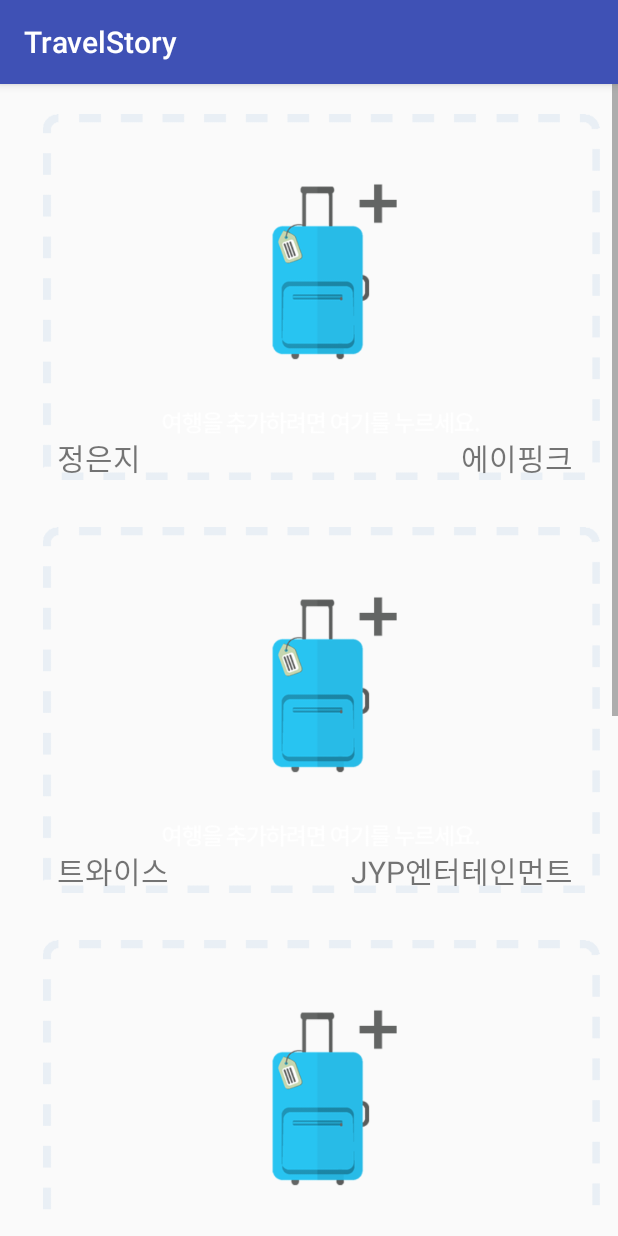
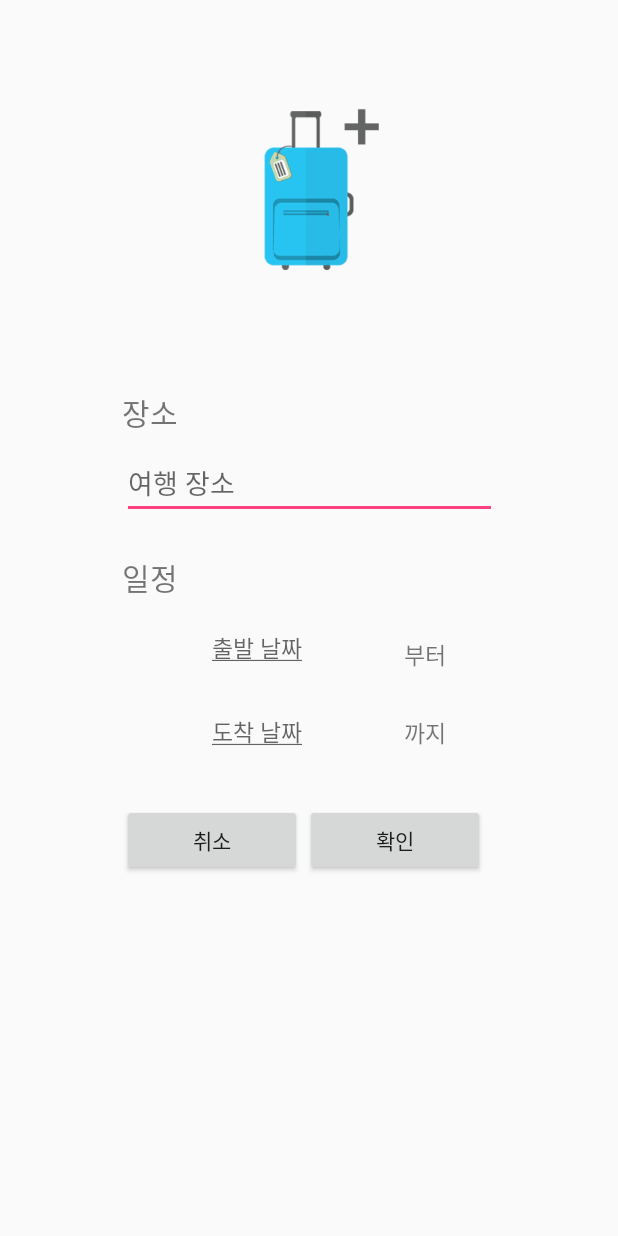
Before and after one commit to Sophia2730/TravelStory, an Android app: the screen it shows after launch (MainActivity before the commit, MainTravelAdd after it), after a tap on "LOGIN", on a phone screen of 412 x 824 dp. Run offline under Robolectric (Android 15) with nearby library versions, the phone set to English and light mode, and no system bars.

Commit message:
여행 상세정보 추가 화면 구현

```diff
--- a/app/build.gradle
+++ b/app/build.gradle
@@ -26,5 +26,6 @@ dependencies {
     })
     compile 'com.android.support:appcompat-v7:25.2.0'
     compile 'com.android.support.constraint:constraint-layout:1.0.2'
+    compile 'com.android.support:design:25.2.0'
     testCompile 'junit:junit:4.12'
 }
--- a/app/src/main/java/com/example/sophia/travelstory/LoginActivity.java
+++ b/app/src/main/java/com/example/sophia/travelstory/LoginActivity.java
@@ -18,7 +18,6 @@ public class LoginActivity extends AppCompatActivity implements View.OnClickList
 
         btn_register.setOnClickListener(this);
         btn_login.setOnClickListener(this);
-
     }
 
     @Override
@@ -30,10 +29,12 @@ public class LoginActivity extends AppCompatActivity implements View.OnClickList
                 startActivity(intent);
                 break;
             case R.id.btn_login:
-                intent = new Intent(LoginActivity.this, MainActivity.class);
+                intent = new Intent(LoginActivity.this, MainTravelAdd.class);
                 startActivity(intent);
                 break;
         }
 
     }
+
+
 }
--- a/app/src/main/java/com/example/sophia/travelstory/MainActivity.java
+++ b/app/src/main/java/com/example/sophia/travelstory/MainActivity.java
@@ -9,18 +9,18 @@ import android.view.ViewGroup;
 import android.widget.AdapterView;
 import android.widget.BaseAdapter;
 import android.widget.ListView;
-import android.widget.TextView;
 import android.widget.Toast;
 
 import java.util.ArrayList;
 
 public class MainActivity extends AppCompatActivity {
     ListView listView;
-        TextView itemView;
     MyAdapter adapter;
+
 
     //가수 앨범을 담을 리스트(SingerItem 객체를 담아둘 ArrayList 생성)
     ArrayList<TravelItem> Plan = new ArrayList<TravelItem>();
+
 
     @Override
     protected void onCreate(Bundle savedInstanceState) {
@@ -34,15 +34,7 @@ public class MainActivity extends AppCompatActivity {
         Plan.add(new TravelItem(R.drawable.travelstory_main_add, "워너", "YG엔터테인먼트"));
         Plan.add(new TravelItem(R.drawable.travelstory_main_add, "걸스데이", "드림티엔터테인먼트"));
 
-            /* 어댑터 객체 생성
-                - MyAdapter params
-                  . this
-                  . singer_item layout
-                  . data(ArrayList)
-             */
-
         adapter = new MyAdapter(this, R.layout.travel_item, Plan);
-
             //listView 레이아웃 참조
         listView = (ListView) findViewById(R.id.listView);
 
@@ -59,13 +51,11 @@ public class MainActivity extends AppCompatActivity {
                */
             @Override
             public void onItemClick(AdapterView<?> parent, View view, int position, long id) {
-
                 //position을 이용해 어댑터에서 아이템을 가져옴
                 TravelItem curItem = (TravelItem) adapter.getItem(position);
 
                 //getName() 메서드를 이용하여 아이템에서 이름을 가져옴
                 String curName = curItem.getLocation();
-
                  Toast.makeText(getApplicationContext(),
                          "안녕하세요. " + curName + "입니다.",
                          Toast.LENGTH_LONG).show();
@@ -95,7 +85,6 @@ public class MainActivity extends AppCompatActivity {
            (itemsList의 크기(size) 반환) */
         @Override
         public int getCount() {
-			//리스트의 크기
              return Plan.size();
         }
 
@@ -139,12 +128,8 @@ public class MainActivity extends AppCompatActivity {
 
             //아이템에서 이미지 리소스 id를 가져와, 레이아웃에 이미지 설정
             travelLayout.setImage(items.getResId());
-
             travelLayout.setLocation(items.getLocation());
-
             travelLayout.setPeriod(items.getPeriod());
-
-
             return travelLayout;//레이아웃을 리턴
         }
     }
--- /dev/null
+++ b/app/src/main/java/com/example/sophia/travelstory/MainTravelAdd.java
@@ -0,0 +1,88 @@
+package com.example.sophia.travelstory;
+
+import android.content.Intent;
+import android.graphics.Paint;
+import android.os.Bundle;
+import android.support.v7.app.AppCompatActivity;
+import android.view.View;
+import android.widget.Button;
+import android.widget.EditText;
+import android.widget.Toast;
+
+public class MainTravelAdd extends AppCompatActivity implements View.OnClickListener {
+    final int REQUEST_FROM = 1001;
+    final int REQUEST_TO = 1002;
+    Button btn_datefrom, btn_dateto, btn_ok, btn_cancel;
+    EditText edt_location;
+
+    @Override
+    protected void onCreate(Bundle savedInstanceState) {
+        super.onCreate(savedInstanceState);
+        setContentView(R.layout.activity_main_add);
+
+        edt_location = (EditText) findViewById(R.id.edt_location);
+        btn_datefrom = (Button) findViewById(R.id.btn_datefrom);
+        btn_datefrom.setPaintFlags(btn_datefrom.getPaintFlags() | Paint.UNDERLINE_TEXT_FLAG);
+
+        btn_dateto = (Button) findViewById(R.id.btn_dateto);
+        btn_dateto.setPaintFlags(btn_dateto.getPaintFlags() | Paint.UNDERLINE_TEXT_FLAG);
+        btn_ok = (Button) findViewById(R.id.btn_add_ok);
+        btn_cancel = (Button) findViewById(R.id.btn_add_cancel);
+
+        btn_datefrom.setOnClickListener(this);
+        btn_dateto.setOnClickListener(this);
+        btn_ok.setOnClickListener(this);
+        btn_cancel.setOnClickListener(this);
+    }
+
+    @Override
+    public void onClick(View v) {
+        Intent intent = new Intent(MainTravelAdd.this, CalenderAdd.class);
+        switch (v.getId()){
+            case R.id.btn_datefrom:
+                startActivityForResult(intent, REQUEST_FROM);
+                break;
+            case R.id.btn_dateto:
+                startActivityForResult(intent, REQUEST_TO);
+                break;
+            case R.id.btn_add_ok:
+                if (edt_location.getText().toString().length() == 0)
+                    Toast.makeText(this, "여행 장소를 작성해주세요!", Toast.LENGTH_SHORT).show();
+                else if (btn_datefrom.getText().toString().equals(""))
+                    Toast.makeText(this, "출발 날짜를 선택해주세요!", Toast.LENGTH_SHORT).show();
+                else if (btn_dateto.getText().toString().equals(""))
+                    Toast.makeText(this, "도착 날짜를 선택해주세요!", Toast.LENGTH_SHORT).show();
+                break;
+            case R.id.btn_add_cancel:
+                finish();
+                break;
+        }
+    }
+
+    @Override
+    protected void onActivityResult(int requestCode, int resultCode, Intent data) {
+        super.onActivityResult(requestCode, resultCode, data);
+        int year, month, day;
+
+        if (requestCode == REQUEST_FROM & resultCode == RESULT_OK){
+            year = data.getIntExtra("year", 0);
+            month = data.getIntExtra("month", 0);
+            day = data.getIntExtra("day", 0);
+
+            Toast.makeText(MainTravelAdd.this, "" + year + "/" + (month + 1) + "/"
+                    + day, Toast.LENGTH_LONG).show();
+            btn_datefrom.setText(year+"/"+(month+1)+"/"+day+"");
+        }
+        else if (requestCode == REQUEST_TO & resultCode == RESULT_OK){
+            year = data.getIntExtra("year", 0);
+            month = data.getIntExtra("month", 0);
+            day = data.getIntExtra("day", 0);
+
+            Toast.makeText(MainTravelAdd.this, "" + year + "/" + (month + 1) + "/"
+                    + day, Toast.LENGTH_LONG).show();
+            btn_dateto.setText(year+"/"+(month+1)+"/"+day+"");
+
+        }
+
+    }
+}
--- a/app/src/main/java/com/example/sophia/travelstory/TravelItem.java
+++ b/app/src/main/java/com/example/sophia/travelstory/TravelItem.java
@@ -15,7 +15,6 @@ public class TravelItem {
         this.location = location;
         this.period = period;
     }
-
 
     public int getResId() {
         return resId;
--- a/app/src/main/res/layout/activity_main.xml
+++ b/app/src/main/res/layout/activity_main.xml
@@ -11,11 +11,9 @@
         android:layout_width="match_parent"
         android:layout_height="match_parent"
         android:divider="@null"
-        android:dividerHeight="1dp"
         android:listSelector="#FFE1E1E5"
         app:layout_constraintLeft_toLeftOf="parent"
         app:layout_constraintRight_toRightOf="parent"
         app:layout_constraintBottom_toBottomOf="parent"
-        android:layout_marginBottom="8dp"
-        android:layout_marginLeft="8dp" />
+        android:layout_margin="8dp" />
 </android.support.constraint.ConstraintLayout>
--- /dev/null
+++ b/app/src/main/res/layout/activity_main_add.xml
@@ -0,0 +1,132 @@
+<?xml version="1.0" encoding="utf-8"?>
+<android.support.constraint.ConstraintLayout xmlns:android="http://schemas.android.com/apk/res/android"
+    xmlns:app="http://schemas.android.com/apk/res-auto"
+    xmlns:tools="http://schemas.android.com/tools"
+    android:layout_width="match_parent"
+    android:layout_height="match_parent"
+    tools:context="com.example.sophia.travelstory.MainTravelAdd">
+
+
+    <ImageView
+        android:id="@+id/img_addphoto"
+        android:layout_width="368dp"
+        android:layout_height="220dp"
+        android:layout_margin="16dp"
+        app:layout_constraintLeft_toLeftOf="parent"
+        app:layout_constraintRight_toRightOf="parent"
+        app:layout_constraintTop_toTopOf="parent"
+        app:srcCompat="@drawable/travelstory_main_addimg" />
+
+    <TextView
+        android:id="@+id/txt_addlocation"
+        android:layout_width="wrap_content"
+        android:layout_height="wrap_content"
+        android:text="장소"
+        android:layout_marginTop="24dp"
+        android:textSize="20dp"
+        app:layout_constraintTop_toBottomOf="@+id/img_addphoto"
+        app:layout_constraintLeft_toLeftOf="@+id/edt_location" />
+
+    <EditText
+        android:id="@+id/edt_location"
+        android:layout_width="250dp"
+        android:layout_height="wrap_content"
+        android:layout_marginLeft="8dp"
+        android:layout_marginRight="8dp"
+        android:ems="10"
+        android:inputType="textPersonName"
+        android:hint="여행 장소"
+        app:layout_constraintLeft_toLeftOf="parent"
+        app:layout_constraintRight_toRightOf="parent"
+        android:layout_marginTop="8dp"
+        app:layout_constraintTop_toBottomOf="@+id/txt_addlocation" />
+
+    <TextView
+        android:id="@+id/txt_addperiod"
+        android:layout_width="wrap_content"
+        android:layout_height="wrap_content"
+        android:layout_marginLeft="0dp"
+        android:layout_marginTop="24dp"
+        android:text="일정"
+        android:textSize="20dp"
+        app:layout_constraintLeft_toLeftOf="@+id/edt_location"
+        app:layout_constraintTop_toBottomOf="@+id/edt_location" />
+
+    <Button
+        android:id="@+id/btn_datefrom"
+        android:background="#00ff0000"
+        android:gravity="center"
+        android:textSize="15dp"
+
+        android:layout_width="wrap_content"
+        android:layout_height="wrap_content"
+        android:layout_marginLeft="0dp"
+        android:layout_marginTop="8dp"
+        android:ems="10"
+        android:inputType="textPersonName"
+        android:hint="출발 날짜"
+        app:layout_constraintLeft_toLeftOf="@+id/txt_addperiod"
+        app:layout_constraintTop_toBottomOf="@+id/txt_addperiod" />
+
+    <Button
+        android:id="@+id/btn_dateto"
+        android:background="#00ff0000"
+        android:gravity="center"
+        android:textSize="15dp"
+        android:layout_width="wrap_content"
+        android:layout_height="wrap_content"
+        android:ems="10"
+        android:inputType="textPersonName"
+        android:hint="도착 날짜"
+        android:layout_marginLeft="0dp"
+        app:layout_constraintLeft_toLeftOf="@+id/txt_addperiod"
+        android:layout_marginTop="8dp"
+        app:layout_constraintTop_toBottomOf="@+id/btn_datefrom" />
+
+    <TextView
+        android:id="@+id/txt_datefrom"
+        android:layout_width="wrap_content"
+        android:layout_height="wrap_content"
+        android:layout_marginBottom="0dp"
+        android:layout_marginLeft="8dp"
+        android:textSize="15dp"
+        android:text="부터"
+        app:layout_constraintBottom_toBottomOf="@+id/btn_datefrom"
+        app:layout_constraintLeft_toRightOf="@+id/btn_datefrom"
+        app:layout_constraintTop_toTopOf="@+id/btn_datefrom"
+        android:layout_marginTop="8dp" />
+
+    <TextView
+        android:id="@+id/txt_dateto"
+        android:layout_width="wrap_content"
+        android:layout_height="wrap_content"
+        android:textSize="15dp"
+        android:text="까지"
+        app:layout_constraintLeft_toRightOf="@+id/btn_dateto"
+        android:layout_marginLeft="8dp"
+        app:layout_constraintBottom_toBottomOf="@+id/btn_dateto"
+        android:layout_marginBottom="8dp"
+        app:layout_constraintTop_toTopOf="@+id/btn_dateto"
+        android:layout_marginTop="8dp" />
+
+    <Button
+        android:id="@+id/btn_add_cancel"
+        android:layout_width="120dp"
+        android:layout_height="wrap_content"
+        android:layout_marginLeft="0dp"
+        android:layout_marginTop="24dp"
+        android:text="취소"
+        app:layout_constraintLeft_toLeftOf="@+id/btn_dateto"
+        app:layout_constraintTop_toBottomOf="@+id/btn_dateto" />
+
+    <Button
+        android:id="@+id/btn_add_ok"
+        android:layout_width="120dp"
+        android:layout_height="wrap_content"
+        android:layout_marginRight="8dp"
+        android:layout_marginTop="0dp"
+        android:text="확인"
+        app:layout_constraintRight_toRightOf="@+id/edt_location"
+        app:layout_constraintTop_toTopOf="@+id/btn_add_cancel" />
+
+</android.support.constraint.ConstraintLayout>
--- /dev/null
+++ b/app/src/main/res/values/dimens.xml
@@ -0,0 +1,3 @@
+<resources>
+    <dimen name="fab_margin">16dp</dimen>
+</resources>
--- a/app/src/main/res/values/strings.xml
+++ b/app/src/main/res/values/strings.xml
@@ -1,3 +1,5 @@
 <resources>
     <string name="app_name">TravelStory</string>
+    <string name="title_activity_main_travel_add">MainTravelAdd</string>
+    <string name="title_activity_calender_add">CalenderAdd</string>
 </resources>
--- a/app/src/main/res/values/styles.xml
+++ b/app/src/main/res/values/styles.xml
@@ -8,4 +8,13 @@
         <item name="colorAccent">@color/colorAccent</item>
     </style>
 
+    <style name="AppTheme.NoActionBar">
+        <item name="windowActionBar">false</item>
+        <item name="windowNoTitle">true</item>
+    </style>
+
+    <style name="AppTheme.AppBarOverlay" parent="ThemeOverlay.AppCompat.Dark.ActionBar" />
+
+    <style name="AppTheme.PopupOverlay" parent="ThemeOverlay.AppCompat.Light" />
+
 </resources>
```
Also changed, not shown: app/src/main/AndroidManifest.xml (+9 -1 lines), app/src/main/java/com/example/sophia/travelstory/CalenderAdd.java (added, +32 -0 lines), app/src/main/res/layout/activity_calender_add.xml (added, +15 -0 lines), app/src/main/res/layout/activity_register.xml (+7 -0 lines), app/src/main/res/drawable/travelstory_main_addimg.png (added). Lines whose indentation alone changed are shown as unchanged.
